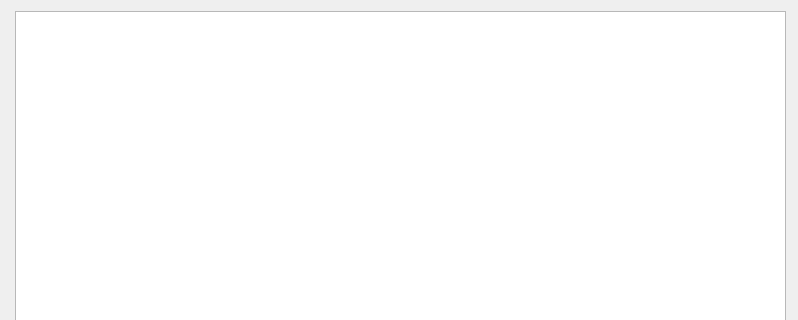
The window that main.ui (KuzmichovaMary/coffee-release) describes before a commit, drawn with Qt 5; both pictures show x 0 to 798 and y 0 to 320 of the 798 by 574 pixel window.
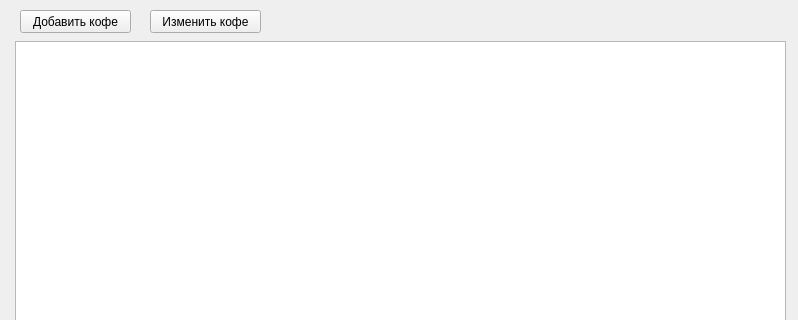
The same window after the commit.

The edit to the form file:
```diff
--- a/main.ui
+++ b/main.ui
@@ -18,12 +18,38 @@
     <property name="geometry">
      <rect>
       <x>15</x>
-      <y>11</y>
+      <y>41</y>
       <width>771</width>
-      <height>521</height>
+      <height>491</height>
      </rect>
     </property>
    </widget>
+   <widget class="QPushButton" name="pushButton">
+    <property name="geometry">
+     <rect>
+      <x>20</x>
+      <y>10</y>
+      <width>111</width>
+      <height>23</height>
+     </rect>
+    </property>
+    <property name="text">
+     <string>Добавить кофе</string>
+    </property>
+   </widget>
+   <widget class="QPushButton" name="pushButton_2">
+    <property name="geometry">
+     <rect>
+      <x>150</x>
+      <y>10</y>
+      <width>111</width>
+      <height>23</height>
+     </rect>
+    </property>
+    <property name="text">
+     <string>Изменить кофе</string>
+    </property>
+   </widget>
   </widget>
   <widget class="QMenuBar" name="menubar">
    <property name="geometry">
```
